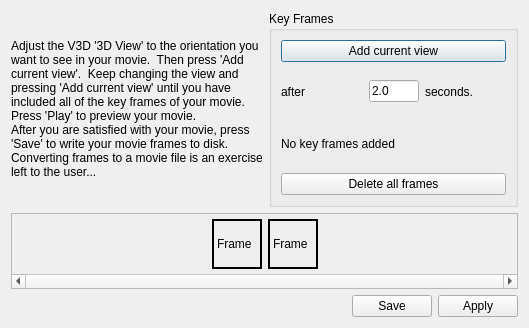
First picture: the form in 2010_hackathon/brunsc/python_console/scripts/movie_maker_dialog.ui, repository CBL-ORION/Vaa3D-mirror, before the edit.
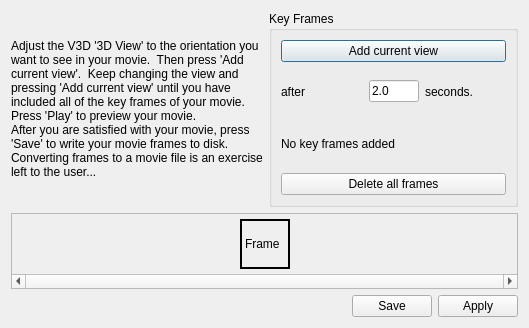
Second picture: the form after the edit.

```diff
--- a/2010_hackathon/brunsc/python_console/scripts/movie_maker_dialog.ui
+++ b/2010_hackathon/brunsc/python_console/scripts/movie_maker_dialog.ui
@@ -163,35 +163,7 @@
         </spacer>
        </item>
        <item>
-        <widget class="QLabel" name="label_4">
-         <property name="minimumSize">
-          <size>
-           <width>50</width>
-           <height>50</height>
-          </size>
-         </property>
-         <property name="maximumSize">
-          <size>
-           <width>50</width>
-           <height>50</height>
-          </size>
-         </property>
-         <property name="frameShape">
-          <enum>QFrame::Box</enum>
-         </property>
-         <property name="frameShadow">
-          <enum>QFrame::Plain</enum>
-         </property>
-         <property name="lineWidth">
-          <number>2</number>
-         </property>
-         <property name="text">
-          <string>Frame</string>
-         </property>
-        </widget>
-       </item>
-       <item>
-        <widget class="QLabel" name="label_5">
+        <widget class="QLabel" name="frameCartoonLabel">
          <property name="minimumSize">
           <size>
            <width>50</width>
```
